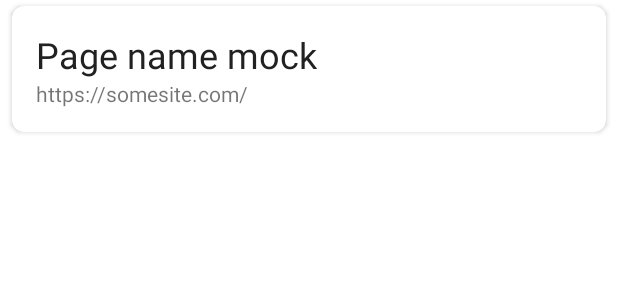
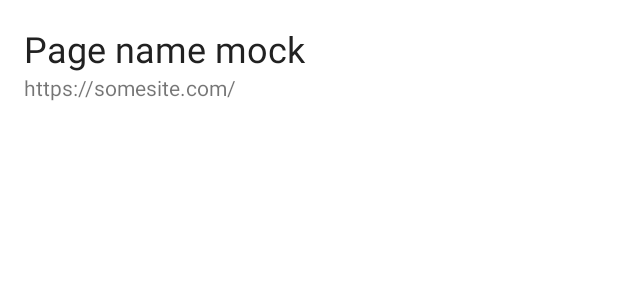
Before and after one commit to nogipx/Stravi, an Android app: the layout viewholder_page.xml on its own in the app's theme, with its tools: preview values and no code run, on a phone screen of 412 x 824 dp. Shown: the top 300 px of the screen. Run offline under Robolectric (Android 15) with nearby library versions, the phone set to English and light mode, and no system bars.

Commit message:
Clean up.

```diff
--- a/app/src/main/AndroidManifest.xml
+++ b/app/src/main/AndroidManifest.xml
@@ -14,8 +14,7 @@
         android:theme="@style/Stravi.Light"
         tools:ignore="GoogleAppIndexingWarning">
         <activity
-            android:name=".activities.PageSettingsActivity"
-            android:theme="@style/Dialog">
+            android:name=".activities.PageSettingsActivity">
         </activity>
         <activity
             android:name=".activities.WebPageActivity"
--- a/app/src/main/res/layout/activity_pages_list.xml
+++ b/app/src/main/res/layout/activity_pages_list.xml
@@ -5,14 +5,12 @@
     xmlns:app="http://schemas.android.com/apk/res-auto"
     android:layout_width="match_parent"
     android:layout_height="match_parent"
-    tools:context=".activities.PagesActivity"
-    android:background="@color/backgroundColor">
+    tools:context=".activities.PagesActivity">
 
     <androidx.recyclerview.widget.RecyclerView
         android:id="@+id/pagesList"
         android:layout_width="0dp"
         android:layout_height="0dp"
-        android:padding="8dp"
         app:layout_constraintStart_toStartOf="parent"
         app:layout_constraintEnd_toEndOf="parent"
         app:layout_constraintHorizontal_bias="0.0"
--- a/app/src/main/res/layout/viewholder_page.xml
+++ b/app/src/main/res/layout/viewholder_page.xml
@@ -1,26 +1,15 @@
 <?xml version="1.0" encoding="utf-8"?>
-
-<androidx.cardview.widget.CardView
-    xmlns:android="http://schemas.android.com/apk/res/android"
-    xmlns:app="http://schemas.android.com/apk/res-auto"
-    android:layout_width="match_parent"
-    android:layout_height="wrap_content"
-    android:layout_marginTop="4dp"
-    android:layout_marginStart="8dp"
-    android:layout_marginEnd="8dp"
-    android:layout_marginBottom="4dp"
-    android:clickable="true"
-    android:focusable="true"
-    android:foreground="?android:selectableItemBackground"
-    app:cardBackgroundColor="@color/cardColor"
-    app:cardCornerRadius="8dp"
-    app:contentPadding="16dp">
 
 <androidx.constraintlayout.widget.ConstraintLayout
     android:orientation="vertical"
     android:layout_width="match_parent"
-        android:layout_height="wrap_content">
-
+    android:layout_height="wrap_content"
+    xmlns:android="http://schemas.android.com/apk/res/android"
+    xmlns:app="http://schemas.android.com/apk/res-auto"
+    android:padding="16dp"
+    android:clickable="true"
+    android:focusable="true"
+    android:background="?android:selectableItemBackground">
     <TextView
         android:layout_width="0dp"
         android:layout_height="wrap_content"
@@ -40,5 +29,3 @@
         app:layout_constraintEnd_toEndOf="parent"
         app:layout_constraintTop_toBottomOf="@+id/pageNickname"/>
 </androidx.constraintlayout.widget.ConstraintLayout>
-
-</androidx.cardview.widget.CardView>
--- a/app/src/main/res/values/colors.xml
+++ b/app/src/main/res/values/colors.xml
@@ -20,7 +20,7 @@
     <color name="grey700">#616161</color>
     <color name="grey600">#757575</color>
 
-
+    <color name="white">#fff</color>
     <color name="cardColor">#fff</color>
     <color name="backgroundColor">#f5f5f5</color>
 </resources>
```
Also changed, not shown: app/src/main/java/com/nogipx/stravi/activities/PagesActivity.kt (+8 -0 lines). Lines whose indentation alone changed are shown as unchanged.
